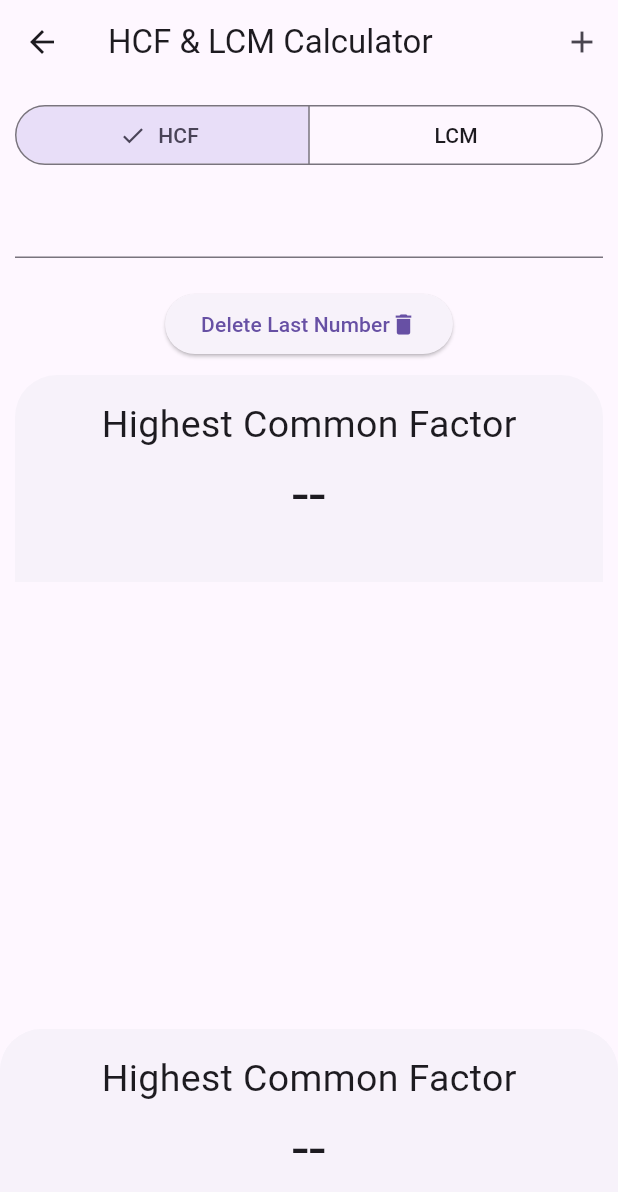
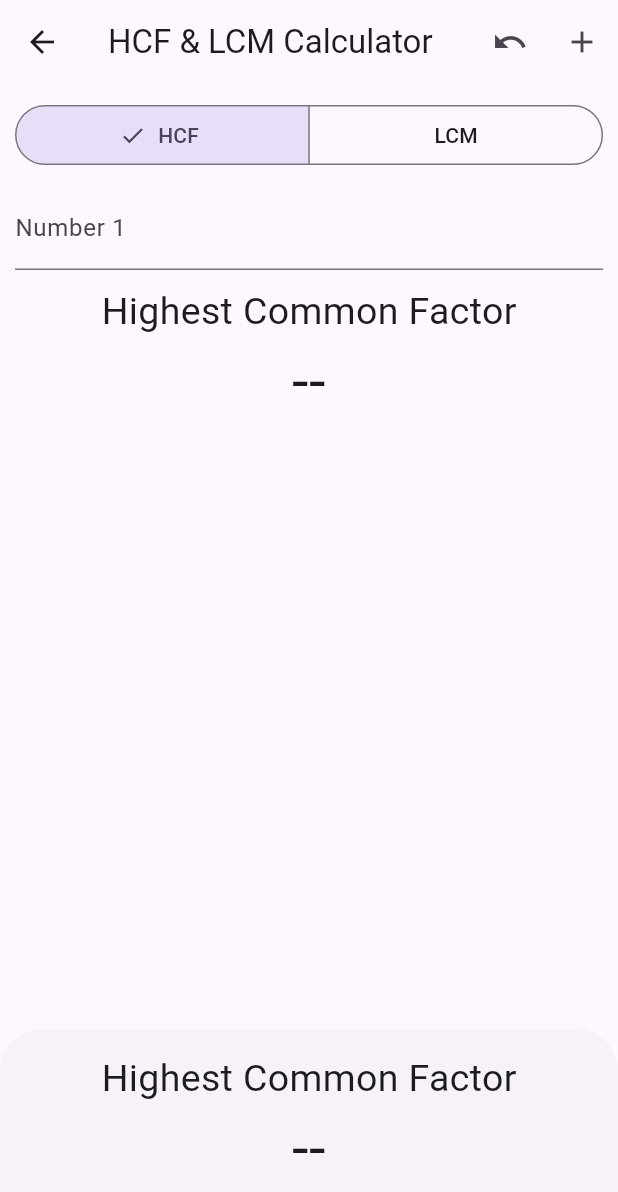
Before and after one commit to Sairam-Suresh/MathX-Android, a Flutter app: the HCFLCMPage screen opened directly, after a tap on the "add" icon, on a phone screen of 412 x 824 dp. Shown: the top 1192 px of the screen. Run offline on Flutter 3.47's test engine with Material 2 defaults, Android fonts, the phone set to English and light mode, and no system bars; drawn by our look-alikes of auto_size_text, flutter_form_builder; our stand-ins replace flutter_animate, flutter_keyboard_visibility, form_builder_validators, styled_widget, webview_flutter; missing offline and left inert: flutter_pdfview.

Commit message:
Reworked for better stability and fewer bugs

```diff
--- a/lib/screens/root/tabs/Tools/tools/HCFLCMCalculator.dart
+++ b/lib/screens/root/tabs/Tools/tools/HCFLCMCalculator.dart
@@ -1,7 +1,6 @@
 import 'package:auto_size_text/auto_size_text.dart';
 import 'package:flutter/material.dart';
 import 'package:flutter_form_builder/flutter_form_builder.dart';
-import 'package:flutter_keyboard_visibility/flutter_keyboard_visibility.dart';
 import 'package:form_builder_validators/form_builder_validators.dart';
 import 'package:mathx_android/constants.dart';
 import 'package:mathx_android/logic/tools/HCFLCMLogic.dart';
@@ -15,12 +14,8 @@ class HCFLCMPage extends StatefulWidget {
 
 class _HCFLCMPageState extends State<HCFLCMPage> {
   HCFLCM selectedMode = HCFLCM.HCF;
-
   final _formKey = GlobalKey<FormBuilderState>();
   List<String> textFieldValues = [];
-  final GlobalKey<ScaffoldState> scaffoldKey = GlobalKey<ScaffoldState>();
-
-  Size bottomSheetSize = Size(0, 0);
 
   void addTextField() {
     setState(() {
@@ -40,14 +35,11 @@ class _HCFLCMPageState extends State<HCFLCMPage> {
   Widget build(BuildContext context) {
     // TODO: Need to make HCF have an option to have only prime numbers
 
-    return KeyboardVisibilityBuilder(builder: (context, visible) {
     return Scaffold(
-        bottomSheet: !visible
-            ? SizedBox(
+      bottomSheet: SizedBox(
         width: MediaQuery.of(context).size.width,
         child: BottomSheet(
             onClosing: () {},
-                    enableDrag: false,
             builder: (BuildContext context) {
               return SizedBox(
                   // height: MediaQuery.of(context).size.height * 0.3,
@@ -66,21 +58,14 @@ class _HCFLCMPageState extends State<HCFLCMPage> {
                           ),
                           AutoSizeText(
                             textFieldValues.length >= 2 &&
-                                            (_formKey.currentState?.isValid ??
-                                                false)
+                                    (_formKey.currentState?.isValid ?? false)
                                 ? selectedMode == HCFLCM.HCF
-                                            ? calculateHCFForMultiple(
-                                                    textFieldValues
-                                                        .map((e) =>
-                                                            int.tryParse(e) ??
-                                                            0)
+                                    ? calculateHCFForMultiple(textFieldValues
+                                            .map((e) => int.tryParse(e) ?? 0)
                                             .toList())
                                         .toString()
-                                            : calculateLCMForMultiple(
-                                                    textFieldValues
-                                                        .map((e) =>
-                                                            int.tryParse(e) ??
-                                                            0)
+                                    : calculateLCMForMultiple(textFieldValues
+                                            .map((e) => int.tryParse(e) ?? 0)
                                             .toList())
                                         .toString()
                                 : "--",
@@ -91,11 +76,14 @@ class _HCFLCMPageState extends State<HCFLCMPage> {
                         ],
                       )));
             }),
-              )
-            : null,
+      ),
       appBar: AppBar(
         title: Text("HCF & LCM Calculator"),
         actions: [
+          IconButton(
+            icon: const Icon(Icons.undo),
+            onPressed: deleteTextField,
+          ),
           IconButton(
             icon: const Icon(Icons.add),
             onPressed: addTextField,
@@ -144,15 +132,11 @@ class _HCFLCMPageState extends State<HCFLCMPage> {
                               name: 'number_${index + 1}',
                               autovalidateMode: AutovalidateMode.always,
                               validator: FormBuilderValidators.compose([
-                                  FormBuilderValidators.integer(
-                                    errorText: "Please enter an integer",
-                                  ),
-                                  FormBuilderValidators.required(
-                                    errorText: "Please enter an integer",
-                                  )
+                                FormBuilderValidators.numeric(),
+                                FormBuilderValidators.required()
                               ]),
                               decoration: InputDecoration(
-                                    // labelText: 'Number ${index + 1}',
+                                labelText: 'Number ${index + 1}',
                               ),
                               onChanged: (value) {
                                 setState(() {
@@ -165,39 +149,16 @@ class _HCFLCMPageState extends State<HCFLCMPage> {
                       ),
                     ),
 
-                      Padding(
-                        padding: EdgeInsets.all(10),
-                        child: ElevatedButton(
-                          onPressed: deleteTextField,
-                          child: Row(
-                            mainAxisSize: MainAxisSize.min,
-                            children: [
-                              Text("Delete Last Number"),
-                              Icon(Icons.delete),
-                            ],
-                          ),
-                        ),
-                      ),
-                      // SizedBox(
-                      //   height: MediaQuery.of(context).size.height -
-                      //       bottomSheetSize.height * 0.95,
-                      // )
-                      !visible
-                          ? SizedBox(
+                    // This container is FAKE. It will HIDE BEHIND the main bottom sheet. It will only
+                    // Act as a way to push the scrollview up so that it does not hide behind the bottomsheet
+                    Container(
+                      color: Colors.transparent,
+                      child: Builder(builder: (BuildContext context) {
+                        return SizedBox(
                             width: MediaQuery.of(context).size.width,
-                              child: BottomSheet(
-                                  onClosing: () {},
-                                  builder: (BuildContext context) {
-                                    return SizedBox(
-                                        // height: MediaQuery.of(context).size.height * 0.3,
-                                        width:
-                                            MediaQuery.of(context).size.width,
                             child: Padding(
                                 padding: const EdgeInsets.only(
-                                                top: 15,
-                                                left: 15,
-                                                right: 15,
-                                                bottom: 30),
+                                    top: 0, left: 15, right: 15, bottom: 30),
                                 child: Column(
                                   mainAxisSize: MainAxisSize.min,
                                   children: [
@@ -205,43 +166,36 @@ class _HCFLCMPageState extends State<HCFLCMPage> {
                                       selectedMode == HCFLCM.HCF
                                           ? "Highest Common Factor"
                                           : "Lowest Common Multiple",
-                                                  style: const TextStyle(
-                                                      fontSize: 25),
+                                      style: const TextStyle(fontSize: 25),
                                     ),
                                     AutoSizeText(
                                       textFieldValues.length >= 2 &&
-                                                          (_formKey.currentState
-                                                                  ?.isValid ??
+                                              (_formKey.currentState?.isValid ??
                                                   false)
-                                                      ? selectedMode ==
-                                                              HCFLCM.HCF
+                                          ? selectedMode == HCFLCM.HCF
                                               ? calculateHCFForMultiple(
                                                       textFieldValues
                                                           .map((e) =>
-                                                                          int.tryParse(
-                                                                              e) ??
+                                                              int.tryParse(e) ??
                                                               0)
                                                           .toList())
                                                   .toString()
                                               : calculateLCMForMultiple(
                                                       textFieldValues
                                                           .map((e) =>
-                                                                          int.tryParse(
-                                                                              e) ??
+                                                              int.tryParse(e) ??
                                                               0)
                                                           .toList())
                                                   .toString()
                                           : "--",
-                                                  style: const TextStyle(
-                                                      fontSize: 40),
+                                      style: const TextStyle(fontSize: 40),
                                       textAlign: TextAlign.center,
                                       maxLines: 1,
                                     )
                                   ],
                                 )));
                       }),
-                            )
-                          : Container(),
+                    ),
                   ],
                 ),
               ),
@@ -250,47 +204,5 @@ class _HCFLCMPageState extends State<HCFLCMPage> {
         ),
       ),
     );
-    });
   }
 }
-
-class SizeControlledWidget extends StatefulWidget {
-  final Widget child;
-
-  SizeControlledWidget({required this.child});
-
-  @override
-  _SizeControlledWidgetState createState() => _SizeControlledWidgetState();
-}
-
-class _SizeControlledWidgetState extends State<SizeControlledWidget> {
-  final ValueNotifier<Size> sizeNotifier = ValueNotifier<Size>(Size.zero);
-
-  @override
-  Widget build(BuildContext context) {
-    return LayoutBuilder(
-      builder: (BuildContext context, BoxConstraints constraints) {
-        final desiredSize = sizeNotifier.value;
-        final updatedChild = widget.child;
-
-        return ConstrainedBox(
-          constraints: BoxConstraints(
-            minWidth: desiredSize.width,
-            minHeight: desiredSize.height,
-          ),
-          child: Builder(
-            builder: (BuildContext context) {
-              WidgetsBinding.instance!.addPostFrameCallback((_) {
-                final currentSize = context.size!;
-                if (sizeNotifier.value != currentSize) {
-                  sizeNotifier.value = currentSize;
-                }
-              });
-              return updatedChild;
-            },
-          ),
-        );
-      },
-    );
-  }
-}
```
Lines whose indentation alone changed are shown as unchanged.
